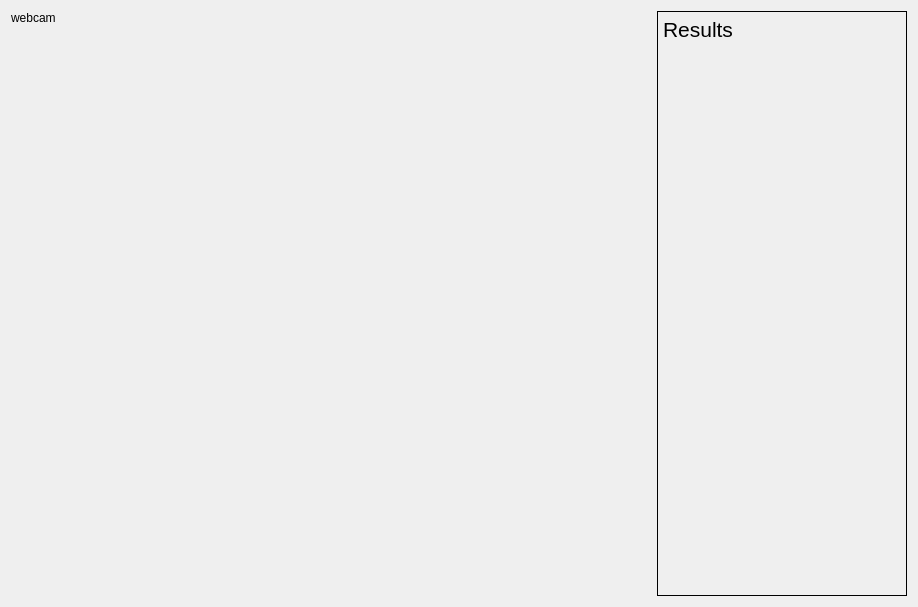
Before: the Qt Designer form UI_files/yolo_picture.ui in Unkkis/Yolo_demo, drawn with Qt 5.
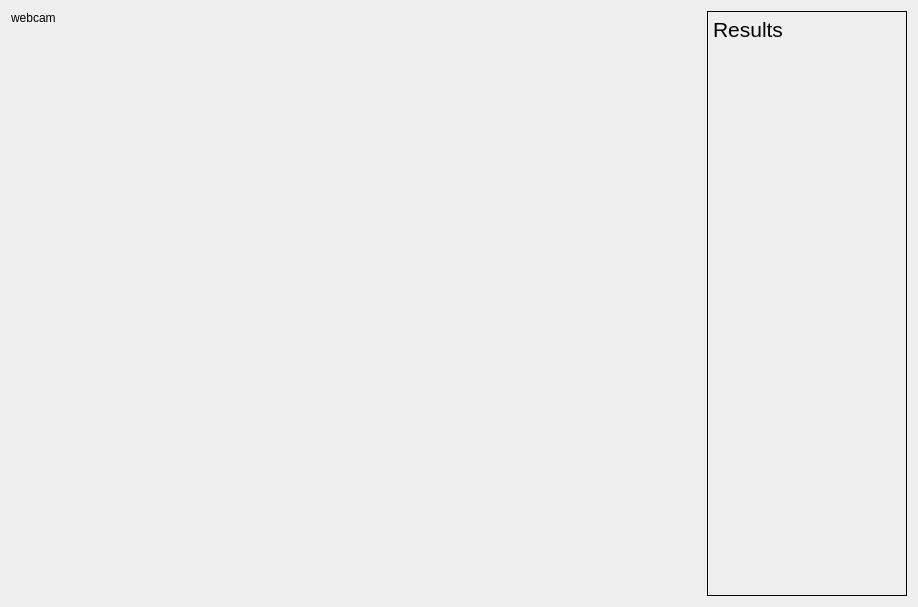
After: the same form once the commit is applied.

Commit message: Resize picture frame

Patch:
```diff
--- a/UI_files/yolo_picture.ui
+++ b/UI_files/yolo_picture.ui
@@ -13,8 +13,8 @@
   <property name="windowTitle">
    <string>Yolo predict</string>
   </property>
-  <layout class="QGridLayout" name="gridLayout">
-   <item row="0" column="0">
+  <layout class="QHBoxLayout" name="horizontalLayout">
+   <item>
     <widget class="QLabel" name="videoFrame">
      <property name="sizePolicy">
       <sizepolicy hsizetype="Expanding" vsizetype="Expanding">
@@ -24,7 +24,7 @@
      </property>
      <property name="minimumSize">
       <size>
-       <width>640</width>
+       <width>690</width>
        <height>480</height>
       </size>
      </property>
@@ -45,11 +45,14 @@
      </property>
     </widget>
    </item>
-   <item row="0" column="1">
+   <item>
     <widget class="QLabel" name="resultsFrame">
+     <property name="enabled">
+      <bool>true</bool>
+     </property>
      <property name="minimumSize">
       <size>
-       <width>250</width>
+       <width>200</width>
        <height>0</height>
       </size>
      </property>
```
Left out of the diff: 4 changed lines with no effect on the pictures. The commit also changes 1 other file.
